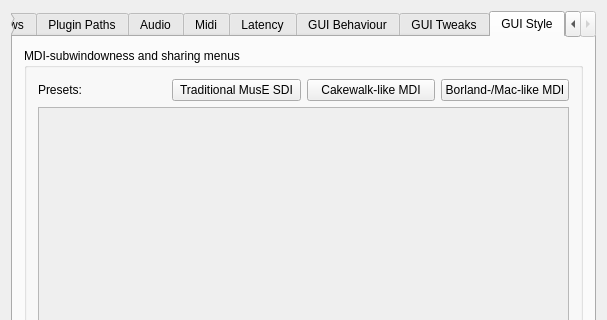
Qt form muse3/muse/components/gensetbase.ui (emrum/muse) before a commit; both pictures show x 0 to 607 and y 0 to 320 of the 607 by 644 pixel window.
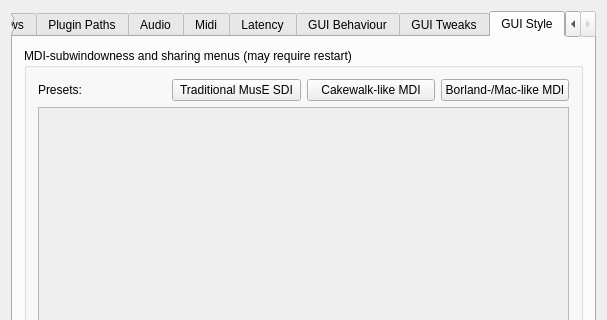
The same form after that commit. The open tabs and pages were chosen to show the change.

What changed in the file:
```diff
--- a/muse3/muse/components/gensetbase.ui
+++ b/muse3/muse/components/gensetbase.ui
@@ -2701,7 +2701,7 @@
        <item row="0" column="0">
         <widget class="QGroupBox" name="groupBox_2">
          <property name="title">
-          <string>MDI-subwindowness and sharing menus</string>
+          <string>MDI-subwindowness and sharing menus (may require restart)</string>
          </property>
          <property name="checkable">
           <bool>false</bool>
```
